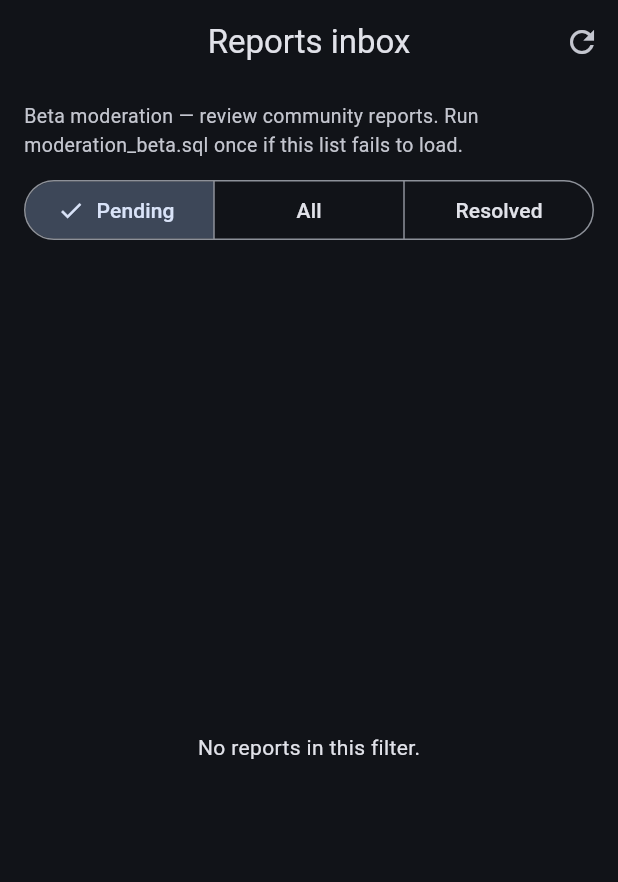
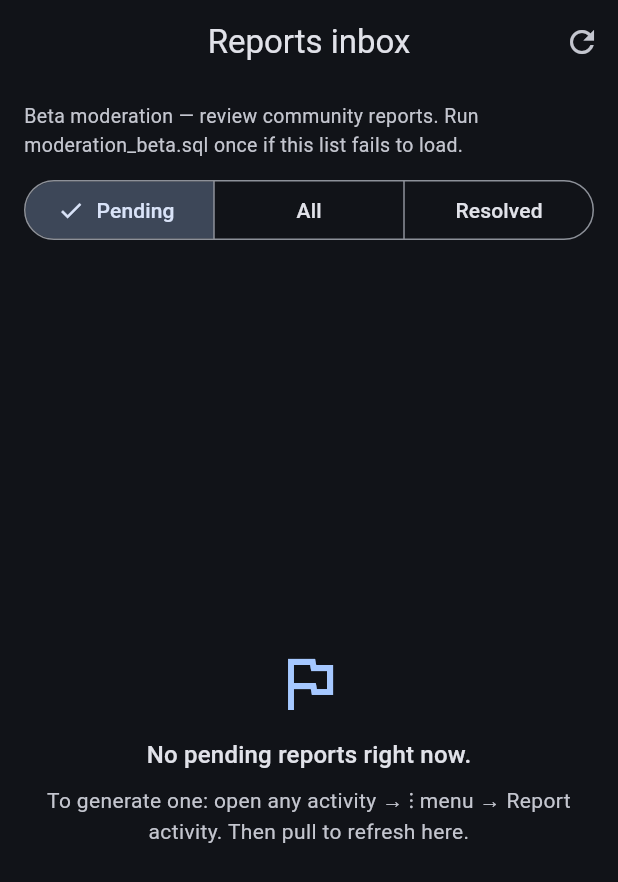
Before and after one commit to divisCorp/TheGathering, a Flutter app: the ReportsInboxScreen screen opened by its route, on a phone screen of 412 x 824 dp. Shown: the top 882 px of the screen. Run offline on Flutter 3.47's test engine with Material 3 defaults, Android fonts, the phone set to English and light mode, and no system bars; our stand-ins replace flutter_dotenv, flutter_map, flutter_riverpod, geolocator, go_router, image_picker and 4 more; accounts and stored records are empty; network calls fail.

Commit message:
fix: surface Reports inbox at top of Profile and app chrome
Entry was buried under a long interests list so it looked missing.
Add top Profile card, AppBar flag, Discover "Reports" label, and
shell strip link; improve empty-inbox copy.

```diff
--- a/lib/screens/home_screen.dart
+++ b/lib/screens/home_screen.dart
@@ -285,10 +285,10 @@ class _HomeScreenState extends ConsumerState<HomeScreen> {
       appBar: AppBar(
         title: const Text('The Gathering'),
         actions: [
-          IconButton(
-            icon: const Icon(Icons.flag_outlined),
-            tooltip: 'Reports inbox',
+          TextButton.icon(
             onPressed: () => context.push('/reports'),
+            icon: const Icon(Icons.flag_outlined, size: 18),
+            label: const Text('Reports'),
           ),
           IconButton(
             icon: const Icon(Icons.my_location),
--- a/lib/screens/main_shell.dart
+++ b/lib/screens/main_shell.dart
@@ -83,6 +83,10 @@ class _MainShellState extends ConsumerState<MainShell> {
                         ),
                       ),
                       TextButton(
+                        onPressed: () => context.push('/reports'),
+                        child: const Text('Reports'),
+                      ),
+                      TextButton(
                         onPressed: _quickSignOut,
                         child: const Text('Sign out'),
                       ),
--- a/lib/screens/reports_inbox_screen.dart
+++ b/lib/screens/reports_inbox_screen.dart
@@ -151,7 +151,38 @@ class _ReportsInboxScreenState extends State<ReportsInboxScreen> {
                         ),
                       )
                     : _reports.isEmpty
-                        ? const Center(child: Text('No reports in this filter.'))
+                        ? Center(
+                            child: Padding(
+                              padding: const EdgeInsets.all(24),
+                              child: Column(
+                                mainAxisAlignment: MainAxisAlignment.center,
+                                children: [
+                                  Icon(
+                                    Icons.flag_outlined,
+                                    size: 48,
+                                    color: theme.colorScheme.primary,
+                                  ),
+                                  const SizedBox(height: 12),
+                                  Text(
+                                    _filter == 'pending'
+                                        ? 'No pending reports right now.'
+                                        : 'No reports in this filter.',
+                                    textAlign: TextAlign.center,
+                                    style: theme.textTheme.titleMedium,
+                                  ),
+                                  const SizedBox(height: 8),
+                                  Text(
+                                    'To generate one: open any activity → ⋮ menu → Report activity. '
+                                    'Then pull to refresh here.',
+                                    textAlign: TextAlign.center,
+                                    style: TextStyle(
+                                      color: theme.colorScheme.onSurfaceVariant,
+                                    ),
+                                  ),
+                                ],
+                              ),
+                            ),
+                          )
                         : RefreshIndicator(
                             onRefresh: _load,
                             child: ListView.separated(
```
Also changed, not shown: lib/screens/profile_screen.dart (+24 -10 lines).
